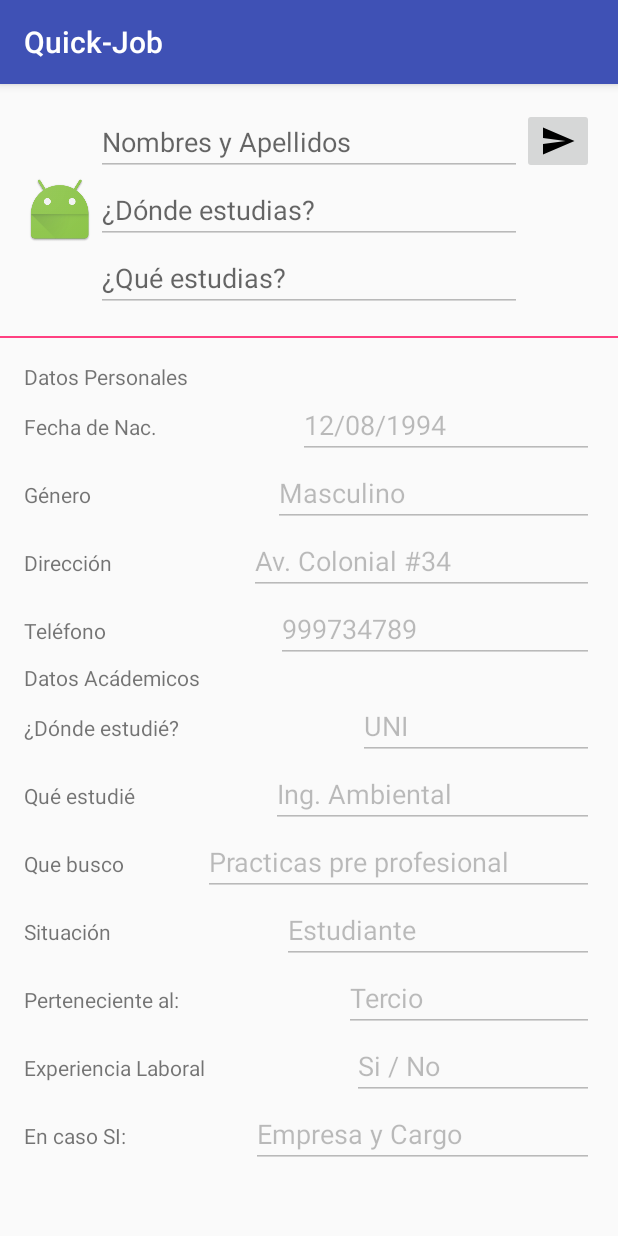
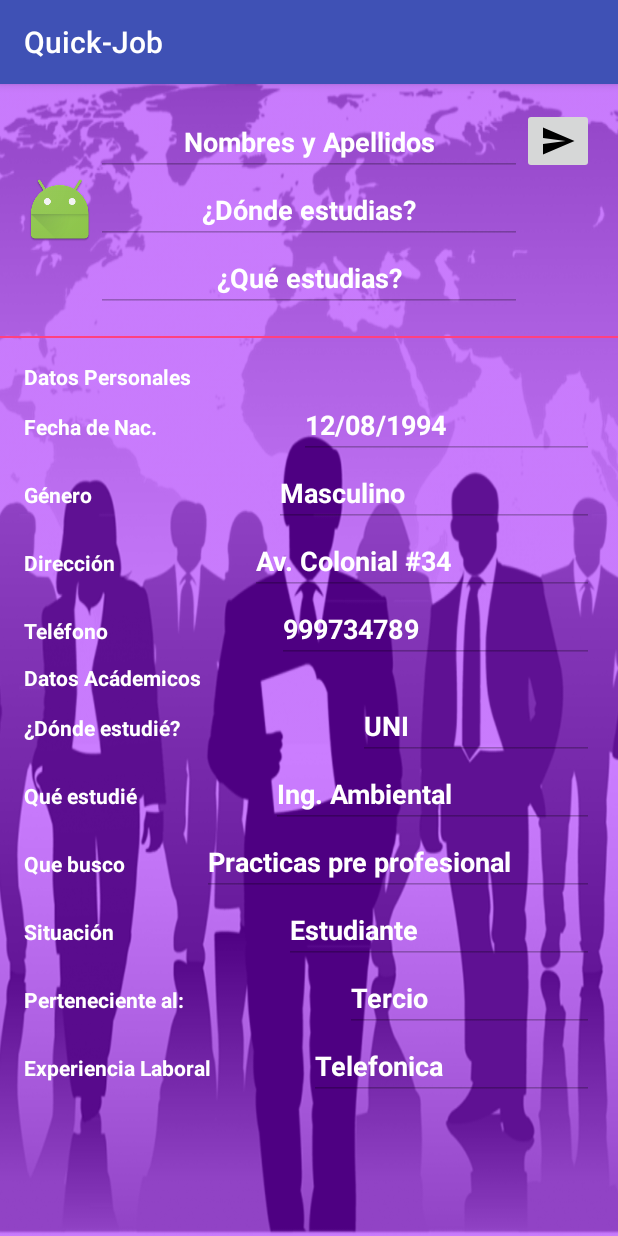
Before and after one commit to jhonn-y2j/Quick-Job, an Android app: the fragment fragment_perfil_usrs shown on its own in the app's theme, on a phone screen of 412 x 824 dp. Run offline under Robolectric (Android 15) with nearby library versions, the phone set to English and light mode, and no system bars; our stand-ins replace ButterKnife; 1 statement that could not run was skipped.

Commit message:
Perfil de empresa y usrs personalizdos

```diff
--- a/app/src/main/java/com/developers/quickjob/quick_job/fragment/fragment_perfil_usrs.java
+++ b/app/src/main/java/com/developers/quickjob/quick_job/fragment/fragment_perfil_usrs.java
@@ -49,8 +49,6 @@ public class fragment_perfil_usrs extends Fragment {
     EditText cond_acd;
     @BindView(R.id.text_exp)
     EditText experiencia;
-    @BindView(R.id.text_exp_laboral)
-    EditText experiencia_laboral;
 
     public static final String ID="id";
     int idusers;
@@ -83,7 +81,7 @@ public class fragment_perfil_usrs extends Fragment {
             buscar.setText(postulante.getTipo_buscqda());
             sit_acad.setText(postulante.getCondicion_acad());
             cond_acd.setText(postulante.getCategorizacion_estud());
-            experiencia_laboral.setText(postulante.getEmpresa_exp()+ " / " + postulante.getEmpresa_cargo());
+            experiencia.setText(postulante.getEmpresa_exp()+ " / " + postulante.getEmpresa_cargo());
         }
 
         Log.d(fragment_perfil_usrs.class.getName(),"holo "+ idusers );
--- a/app/src/main/res/layout/fragment_perfil_user.xml
+++ b/app/src/main/res/layout/fragment_perfil_user.xml
@@ -2,6 +2,7 @@
 <LinearLayout
     xmlns:android="http://schemas.android.com/apk/res/android"
     android:orientation="vertical" android:layout_width="match_parent"
+    android:background="@drawable/img_backgroud_app"
     android:layout_height="match_parent">
 
     <ScrollView android:layout_height="match_parent"
@@ -36,6 +37,10 @@
                     <EditText
                         android:id="@+id/text_nomb_ape"
                         android:hint="Nombres y Apellidos"
+                        android:textAlignment="center"
+                        android:textColor="@android:color/white"
+                        android:textStyle="bold"
+                        android:textColorHint="@android:color/white"
                         android:enabled="false"
                         android:layout_width="match_parent"
                         android:layout_height="wrap_content" />
@@ -44,12 +49,20 @@
                         android:id="@+id/text_estudio"
                         android:hint="¿Dónde estudias?"
                         android:enabled="false"
+                        android:textAlignment="center"
+                        android:textColor="@android:color/white"
+                        android:textStyle="bold"
+                        android:textColorHint="@android:color/white"
                         android:layout_width="match_parent"
                         android:layout_height="wrap_content" />
 
                     <EditText
                         android:id="@+id/text_carrera"
                         android:hint="¿Qué estudias?"
+                        android:textAlignment="center"
+                        android:textColor="@android:color/white"
+                        android:textStyle="bold"
+                        android:textColorHint="@android:color/white"
                         android:enabled="false"
                         android:layout_width="match_parent"
                         android:layout_height="wrap_content" />
@@ -77,6 +90,8 @@
 
                 <TextView
                     android:text="Datos Personales"
+                    android:textColor="@android:color/white"
+                    android:textStyle="bold"
                     android:layout_width="wrap_content"
                     android:layout_height="wrap_content" />
                 <!-- Datos Personales-->
@@ -88,6 +103,8 @@
                     <TextView
                         android:layout_weight="1"
                         android:text="Fecha de Nac."
+                        android:textColor="@android:color/white"
+                        android:textStyle="bold"
                         android:layout_width="wrap_content"
                         android:layout_height="wrap_content" />
 
@@ -95,6 +112,9 @@
                         android:id="@+id/text_fecha_nac"
                         android:layout_weight="1"
                         android:text="12/08/1994"
+                        android:textColor="@android:color/white"
+                        android:textStyle="bold"
+                        android:textColorHint="@android:color/white"
                         android:enabled="false"
                         android:layout_width="wrap_content"
                         android:layout_height="wrap_content" />
@@ -109,6 +129,8 @@
                     <TextView
                         android:layout_weight="1"
                         android:text="Género"
+                        android:textColor="@android:color/white"
+                        android:textStyle="bold"
                         android:layout_width="wrap_content"
                         android:layout_height="wrap_content" />
 
@@ -117,6 +139,9 @@
                         android:layout_weight="1"
                         android:text="Masculino"
                         android:enabled="false"
+                        android:textColor="@android:color/white"
+                        android:textStyle="bold"
+                        android:textColorHint="@android:color/white"
                         android:layout_width="wrap_content"
                         android:layout_height="wrap_content" />
 
@@ -130,6 +155,8 @@
                     <TextView
                         android:layout_weight="1"
                         android:text="Dirección"
+                        android:textColor="@android:color/white"
+                        android:textStyle="bold"
                         android:layout_width="wrap_content"
                         android:layout_height="wrap_content" />
 
@@ -137,6 +164,9 @@
                         android:id="@+id/text_direccion"
                         android:layout_weight="1"
                         android:text="Av. Colonial #34"
+                        android:textColor="@android:color/white"
+                        android:textStyle="bold"
+                        android:textColorHint="@android:color/white"
                         android:enabled="false"
                         android:layout_width="wrap_content"
                         android:layout_height="wrap_content" />
@@ -151,6 +181,8 @@
                     <TextView
                         android:layout_weight="1"
                         android:text="Teléfono"
+                        android:textColor="@android:color/white"
+                        android:textStyle="bold"
                         android:layout_width="wrap_content"
                         android:layout_height="wrap_content" />
 
@@ -159,6 +191,9 @@
                         android:layout_weight="1"
                         android:text="999734789"
                         android:enabled="false"
+                        android:textColor="@android:color/white"
+                        android:textStyle="bold"
+                        android:textColorHint="@android:color/white"
                         android:layout_width="wrap_content"
                         android:layout_height="wrap_content" />
 
@@ -166,6 +201,8 @@
 
                 <TextView
                     android:text="Datos Acádemicos"
+                    android:textColor="@android:color/white"
+                    android:textStyle="bold"
                     android:layout_width="wrap_content"
                     android:layout_height="wrap_content" />
 
@@ -177,6 +214,8 @@
                     <TextView
                         android:layout_weight="1"
                         android:text="¿Dónde estudié?"
+                        android:textColor="@android:color/white"
+                        android:textStyle="bold"
                         android:layout_width="wrap_content"
                         android:layout_height="wrap_content" />
 
@@ -184,6 +223,9 @@
                         android:id="@+id/text_centroestudio"
                         android:layout_weight="1"
                         android:text="UNI"
+                        android:textColor="@android:color/white"
+                        android:textStyle="bold"
+                        android:textColorHint="@android:color/white"
                         android:enabled="false"
                         android:layout_width="wrap_content"
                         android:layout_height="wrap_content" />
@@ -198,12 +240,17 @@
                     <TextView
                         android:layout_weight="1"
                         android:text="Qué estudié"
+                        android:textColor="@android:color/white"
+                        android:textStyle="bold"
                         android:layout_width="wrap_content"
                         android:layout_height="wrap_content" />
 
                     <EditText
                         android:id="@+id/text_profesion"
                         android:layout_weight="1"
+                        android:textColor="@android:color/white"
+                        android:textStyle="bold"
+                        android:textColorHint="@android:color/white"
                         android:text="Ing. Ambiental"
                         android:enabled="false"
                         android:layout_width="wrap_content"
@@ -219,11 +266,17 @@
                     <TextView
                         android:layout_weight="1"
                         android:text="Que busco"
+                        android:textColor="@android:color/white"
+                        android:textStyle="bold"
+                        android:textColorHint="@android:color/white"
                         android:layout_width="wrap_content"
                         android:layout_height="wrap_content" />
 
                     <EditText
                         android:id="@+id/text_buscar"
+                        android:textColor="@android:color/white"
+                        android:textStyle="bold"
+                        android:textColorHint="@android:color/white"
                         android:layout_weight="1"
                         android:text="Practicas pre profesional"
                         android:enabled="false"
@@ -240,6 +293,8 @@
                     <TextView
                         android:layout_weight="1"
                         android:text="Situación"
+                        android:textColor="@android:color/white"
+                        android:textStyle="bold"
                         android:layout_width="wrap_content"
                         android:layout_height="wrap_content" />
 
@@ -248,6 +303,9 @@
                         android:layout_weight="1"
                         android:text="Estudiante"
                         android:enabled="false"
+                        android:textColor="@android:color/white"
+                        android:textStyle="bold"
+                        android:textColorHint="@android:color/white"
                         android:layout_width="wrap_content"
                         android:layout_height="wrap_content" />
 
@@ -261,6 +319,8 @@
                     <TextView
                         android:layout_weight="1"
                         android:text="Perteneciente al:"
+                        android:textColor="@android:color/white"
+                        android:textStyle="bold"
                         android:layout_width="wrap_content"
                         android:layout_height="wrap_content" />
 
@@ -268,6 +328,9 @@
                         android:id="@+id/text_cond_acad"
                         android:layout_weight="1"
                         android:text="Tercio"
+                        android:textColor="@android:color/white"
+                        android:textStyle="bold"
+                        android:textColorHint="@android:color/white"
                         android:enabled="false"
                         android:layout_width="wrap_content"
                         android:layout_height="wrap_content" />
@@ -282,36 +345,21 @@
                     <TextView
                         android:layout_weight="1"
                         android:text="Experiencia Laboral"
-                        android:layout_width="wrap_content"
+                        android:layout_width="0dp"
+                        android:textColor="@android:color/white"
+                        android:textStyle="bold"
                         android:layout_height="wrap_content" />
 
                     <EditText
                         android:id="@+id/text_exp"
                         android:layout_weight="1"
-                        android:text="Si / No"
+                        android:text="Telefonica"
+                        android:maxLines="3"
+                        android:textColor="@android:color/white"
+                        android:textStyle="bold"
+                        android:textColorHint="@android:color/white"
                         android:enabled="false"
-                        android:layout_width="wrap_content"
-                        android:layout_height="wrap_content" />
-
-                </LinearLayout>
-
-                <LinearLayout
-                    android:orientation="horizontal"
-                    android:layout_width="match_parent"
-                    android:layout_height="wrap_content">
-
-                    <TextView
-                        android:layout_weight="1"
-                        android:text="En caso SI:"
-                        android:layout_width="wrap_content"
-                        android:layout_height="wrap_content" />
-
-                    <EditText
-                        android:id="@+id/text_exp_laboral"
-                        android:layout_weight="1"
-                        android:text="Empresa y Cargo"
-                        android:enabled="false"
-                        android:layout_width="wrap_content"
+                        android:layout_width="0dp"
                         android:layout_height="wrap_content" />
 
                 </LinearLayout>
```
